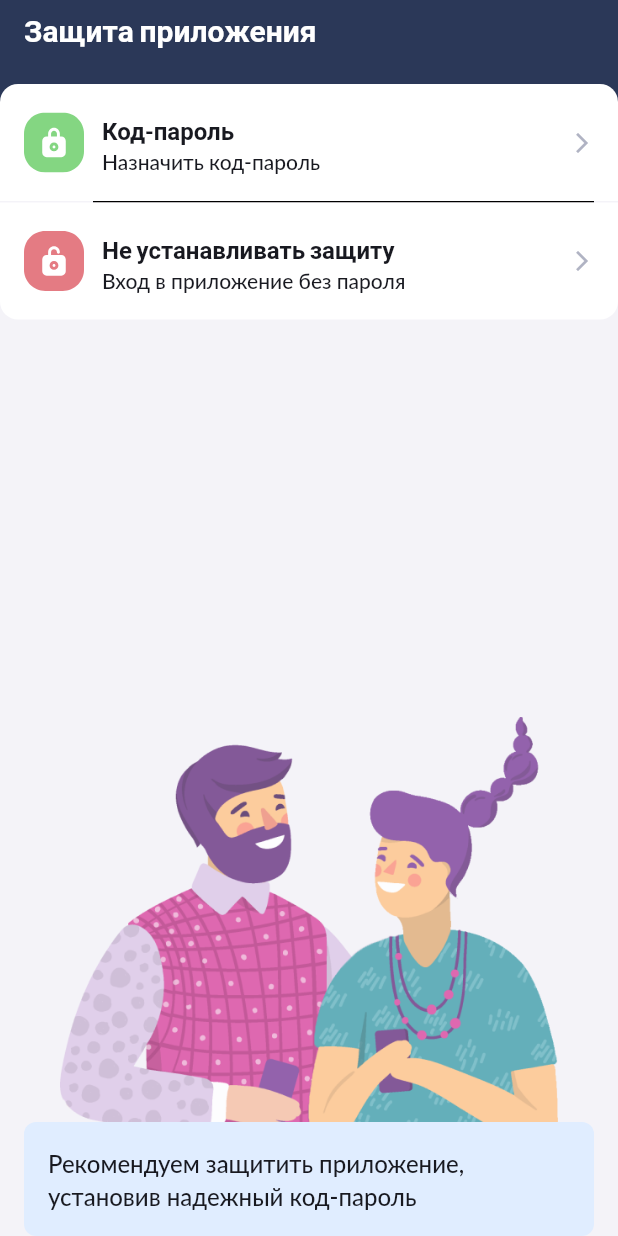
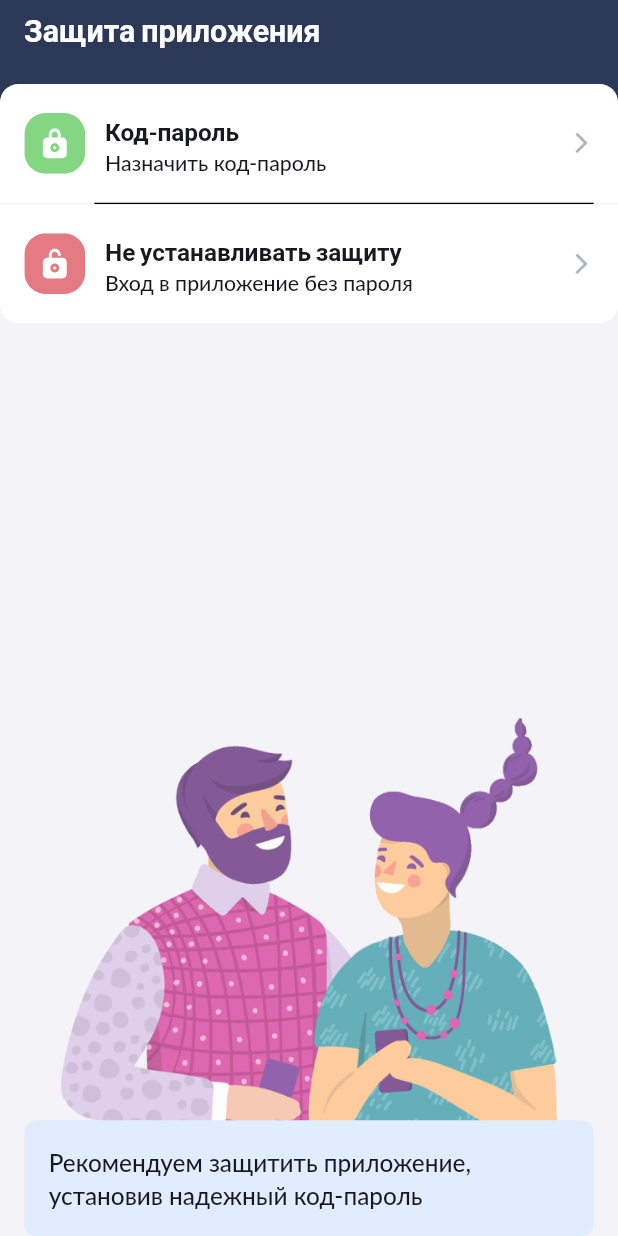
Before and after one commit to Veselchak-U/for_teachers, a Flutter app: the CodeStartView screen opened directly, on a phone screen of 412 x 824 dp. Run offline on Flutter 3.47's test engine with Material 2 defaults, Android fonts, the phone set to English and light mode, and no system bars; our stand-ins replace bloc, cached_network_image, equatable, flutter_bloc, flutter_screenutil, flutter_svg.

Commit message:
#11 Добавлена адаптация для разных разрешений экрана + блокировка изменения системного размера шрифта

```diff
--- a/lib/app/navigator/route_helper.dart
+++ b/lib/app/navigator/route_helper.dart
@@ -11,7 +11,7 @@ class RouteHelper {
         name: settings.name,
         arguments: settings.arguments,
       ),
-      builder: (_) => const LoginScreen(),
+      builder: (_) => const RejectScreen(),
     );
   }
 }
--- a/lib/app/theme/text_theme.dart
+++ b/lib/app/theme/text_theme.dart
@@ -1,5 +1,5 @@
 import 'package:flutter/material.dart';
-import 'package:flutter/src/foundation/diagnostics.dart';
+import 'package:flutter_screenutil/flutter_screenutil.dart';
 
 class AppTextTheme {
   // static TextTheme get defaultTextTheme => const TextTheme(
@@ -23,60 +23,60 @@ class AppTextTheme {
 //   fontWeight: FontWeight.w500,
 //   height: 1.4,
 // );
-  final TextStyle s32w7 = const TextStyle(
-    fontSize: 32,
+  final TextStyle s32w7 = TextStyle(
+    fontSize: 32.sp,
     fontWeight: FontWeight.w700,
   );
-  final TextStyle s24w7h32 = const TextStyle(
-    fontSize: 24,
+  final TextStyle s24w7h32 = TextStyle(
+    fontSize: 24.sp,
     fontWeight: FontWeight.w700,
-    height: 32/24,
+    height: 32 / 24,
   );
-  final TextStyle s20w7h24 = const TextStyle(
-    fontSize: 20,
+  final TextStyle s20w7h24 = TextStyle(
+    fontSize: 20.sp,
     fontWeight: FontWeight.w700,
-    height: 24/20,
+    height: 24 / 20,
   );
-  final TextStyle s18w7h24 = const TextStyle(
-    fontSize: 18,
+  final TextStyle s18w7h24 = TextStyle(
+    fontSize: 18.sp,
     fontWeight: FontWeight.w700,
-    height: 24/18,
+    height: 24 / 18,
   );
-  final TextStyle s18w4h24 = const TextStyle(
-    fontSize: 18,
+  final TextStyle s18w4h24 = TextStyle(
+    fontSize: 18.sp,
     fontWeight: FontWeight.w400,
-    height: 24/18,
+    height: 24 / 18,
   );
-  final TextStyle s16w7h24 = const TextStyle(
-    fontSize: 16,
+  final TextStyle s16w7h24 = TextStyle(
+    fontSize: 16.sp,
     fontWeight: FontWeight.w700,
-    height: 24/16,
+    height: 24 / 16,
   );
-  final TextStyle s16w5h24 = const TextStyle(
-    fontSize: 16,
+  final TextStyle s16w5h24 = TextStyle(
+    fontSize: 16.sp,
     fontWeight: FontWeight.w500,
-    height: 24/16,
+    height: 24 / 16,
   );
-  final TextStyle s16w5h22 = const TextStyle(
-    fontSize: 16,
+  final TextStyle s16w5h22 = TextStyle(
+    fontSize: 16.sp,
     fontWeight: FontWeight.w500,
-    height: 22/16,
+    height: 22 / 16,
   );
-  final TextStyle s16w4 = const TextStyle(
-    fontSize: 16,
+  final TextStyle s16w4 = TextStyle(
+    fontSize: 16.sp,
     fontWeight: FontWeight.w400,
   );
-  final TextStyle s14w7 = const TextStyle(
-    fontSize: 14,
+  final TextStyle s14w7 = TextStyle(
+    fontSize: 14.sp,
     fontWeight: FontWeight.w700,
   );
-  final TextStyle s14w5h18 = const TextStyle(
-    fontSize: 14,
+  final TextStyle s14w5h18 = TextStyle(
+    fontSize: 14.sp,
     fontWeight: FontWeight.w500,
-    height: 18/14,
+    height: 18 / 14,
   );
-  final TextStyle s14w4 = const TextStyle(
-    fontSize: 14,
+  final TextStyle s14w4 = TextStyle(
+    fontSize: 14.sp,
     fontWeight: FontWeight.w400,
   );
 }
--- a/lib/app/view/components/image.dart
+++ b/lib/app/view/components/image.dart
@@ -1,5 +1,6 @@
 import 'package:cached_network_image/cached_network_image.dart';
 import 'package:flutter/material.dart';
+import 'package:flutter_screenutil/flutter_screenutil.dart';
 import 'package:mos_teacher/app/theme/app_theme.dart';
 
 typedef FrameBuilder = Widget Function(
@@ -39,7 +40,7 @@ class MtImage extends StatelessWidget {
                   width: width,
                   height: height,
                   alignment: Alignment.center,
-                  child: const CircularProgressIndicator(strokeWidth: 2),
+                  child: CircularProgressIndicator(strokeWidth: 2.r),
                 )
               : child,
         );
--- a/lib/app/view/error_screen.dart
+++ b/lib/app/view/error_screen.dart
@@ -1,4 +1,5 @@
 import 'package:flutter/material.dart';
+import 'package:flutter_screenutil/flutter_screenutil.dart';
 
 class ErrorScreen extends StatelessWidget {
   const ErrorScreen(this.error, {Key? key}) : super(key: key);
@@ -11,7 +12,7 @@ class ErrorScreen extends StatelessWidget {
       child: Directionality(
         textDirection: TextDirection.ltr,
         child: SingleChildScrollView(
-          padding: const EdgeInsets.all(24),
+          padding: EdgeInsets.all(24.r),
           child: Text(error),
         ),
       ),
--- a/lib/features/auth/security_code/code_start/view/code_start_screen.dart
+++ b/lib/features/auth/security_code/code_start/view/code_start_screen.dart
@@ -1,4 +1,5 @@
 import 'package:flutter/material.dart';
+import 'package:flutter_screenutil/flutter_screenutil.dart';
 import 'package:mos_teacher/app/asset/asset.dart';
 import 'package:mos_teacher/app/theme/app_theme.dart';
 import 'package:mos_teacher/app/view/components/appbar/app_bar.dart';
@@ -46,7 +47,7 @@ class _CodeStartViewState extends State<CodeStartView> {
           body: Stack(
             children: [
               Container(
-                height: 12,
+                height: 12.h,
                 color: appTheme.theme.primaryColorDark,
               ),
               Column(
@@ -58,14 +59,15 @@ class _CodeStartViewState extends State<CodeStartView> {
                         title: 'Код-пароль',
                         subTitle: 'Назначить код-пароль',
                         svgIconAsset: Asset.svg.iconLockClose,
-                        borderRadius: const BorderRadius.vertical(
-                            top: Radius.circular(12)),
+                        borderRadius: BorderRadius.vertical(
+                          top: Radius.circular(12.r),
+                        ),
                         onTap: _setCode,
                       ),
                       Padding(
-                        padding: const EdgeInsets.only(left: 62, right: 16),
+                        padding: EdgeInsets.only(left: 62.r, right: 16.r),
                         child: Container(
-                          height: 1,
+                          height: 1.h,
                           color: Colors.black,
                         ),
                       ),
@@ -73,8 +75,9 @@ class _CodeStartViewState extends State<CodeStartView> {
                         title: 'Не устанавливать защиту',
                         subTitle: 'Вход в приложение без пароля',
                         svgIconAsset: Asset.svg.iconLockOpen,
-                        borderRadius: const BorderRadius.vertical(
-                            bottom: Radius.circular(12)),
+                        borderRadius: BorderRadius.vertical(
+                          bottom: Radius.circular(12.r),
+                        ),
                         onTap: _dontSetCode,
                       ),
                     ],
@@ -83,18 +86,20 @@ class _CodeStartViewState extends State<CodeStartView> {
                     alignment: AlignmentDirectional.bottomCenter,
                     children: [
                       Padding(
-                        padding: const EdgeInsets.symmetric(
-                            horizontal: 40, vertical: 21),
+                        padding: EdgeInsets.symmetric(
+                          horizontal: 40.r,
+                          vertical: 21.r,
+                        ),
                         child: Image.asset(Asset.png.codeStartBackground),
                       ),
                       Padding(
-                        padding: const EdgeInsets.symmetric(horizontal: 16),
+                        padding: EdgeInsets.symmetric(horizontal: 16.r),
                         child: Container(
-                          height: 76,
-                          padding: const EdgeInsets.all(16),
+                          height: 76.h,
+                          padding: EdgeInsets.all(16.r),
                           decoration: BoxDecoration(
                             color: appTheme.labelColors.blue20,
-                            borderRadius: BorderRadius.circular(8),
+                            borderRadius: BorderRadius.circular(8.r),
                           ),
                           child: Text(
                             'Рекомендуем защитить приложение, установив надежный код-пароль',
--- a/lib/features/auth/security_code/code_start/view/components/plate_button.dart
+++ b/lib/features/auth/security_code/code_start/view/components/plate_button.dart
@@ -1,4 +1,5 @@
 import 'package:flutter/material.dart';
+import 'package:flutter_screenutil/flutter_screenutil.dart';
 import 'package:flutter_svg/flutter_svg.dart';
 import 'package:mos_teacher/app/theme/app_theme.dart';
 
@@ -23,7 +24,7 @@ class PlateButton extends StatelessWidget {
     final theme = AppTheme.of(context);
     final colors = theme.loginButtonColors;
     return Container(
-      height: 78,
+      height: 78.h,
       decoration: BoxDecoration(
         color: colors.background,
         borderRadius: borderRadius,
@@ -35,15 +36,15 @@ class PlateButton extends StatelessWidget {
           splashColor: Colors.white,
           borderRadius: borderRadius,
           child: Padding(
-            padding: const EdgeInsets.only(left: 16, right: 16),
+            padding: EdgeInsets.only(left: 16.r, right: 16.r),
             child: Row(
               children: [
                 SvgPicture.asset(
                   svgIconAsset,
-                  height: 40,
-                  width: 40,
+                  height: 40.r,
+                  width: 40.r,
                 ),
-                const SizedBox(width: 12),
+                SizedBox(width: 12.w),
                 Expanded(
                   child: Column(
                     mainAxisAlignment: MainAxisAlignment.center,
@@ -60,8 +61,8 @@ class PlateButton extends StatelessWidget {
                     ],
                   ),
                 ),
-                const SizedBox(width: 16),
-                Icon(Icons.arrow_forward_ios, size: 16, color: colors.arrow),
+                SizedBox(width: 16.w),
+                Icon(Icons.arrow_forward_ios, size: 16.r, color: colors.arrow),
               ],
             ),
           ),
--- a/lib/features/auth/welcome/bloc/welcome_state.dart
+++ b/lib/features/auth/welcome/bloc/welcome_state.dart
@@ -17,16 +17,12 @@ class WelcomeStateGotBackground extends WelcomeState {
   final String url;
 }
 
-class WelcomeStateNoBackground extends WelcomeState {}
-
 class WelcomeStateGotUser extends WelcomeState {
   const WelcomeStateGotUser(this.userName);
 
   final String userName;
 }
 
-class WelcomeStateNoUser extends WelcomeState {}
-
 class WelcomeStateError extends WelcomeState {
   const WelcomeStateError(this.error);
 
--- a/lib/features/main_scene/view/main_scene.dart
+++ b/lib/features/main_scene/view/main_scene.dart
@@ -1,5 +1,6 @@
 import 'package:flutter/material.dart';
 import 'package:flutter_bloc/flutter_bloc.dart';
+import 'package:flutter_screenutil/flutter_screenutil.dart';
 import 'package:mos_teacher/app/theme/app_theme.dart';
 import 'package:mos_teacher/features/main_scene/bloc/main_scene_cubit.dart';
 
@@ -39,7 +40,7 @@
             onPressed: () => context.read<CounterCubit>().increment(),
             child: const Icon(Icons.add),
           ),
-          const SizedBox(height: 8),
+          SizedBox(height: 8.h),
           FloatingActionButton(
             onPressed: () => context.read<CounterCubit>().decrement(),
             child: const Icon(Icons.remove),
--- a/pubspec.yaml
+++ b/pubspec.yaml
@@ -17,7 +17,8 @@ dependencies:
   flutter_bloc: ^8.0.0
   equatable: ^2.0.3
   # ui
-  flutter_svg: ^0.23.0+1
+  flutter_screenutil: ^5.0.1
+  flutter_svg: ^1.0.0
   cached_network_image: ^3.2.0
   # services
   url_launcher: ^6.0.17
```
Also changed, not shown: lib/app/view/app.dart (+14 -2 lines), lib/app/view/components/button.dart (+4 -3 lines), lib/features/auth/login/view/components/link_button.dart (+8 -7 lines), lib/features/auth/login/view/components/login_button.dart (+9 -8 lines), lib/features/auth/login/view/login_screen.dart (+15 -6 lines), lib/features/auth/reject/view/reject_screen.dart (+16 -9 lines), lib/features/auth/welcome/bloc/welcome_bloc.dart (+8 -9 lines), lib/features/auth/welcome/view/welcome_screen.dart (+23 -9 lines), pubspec.lock.
